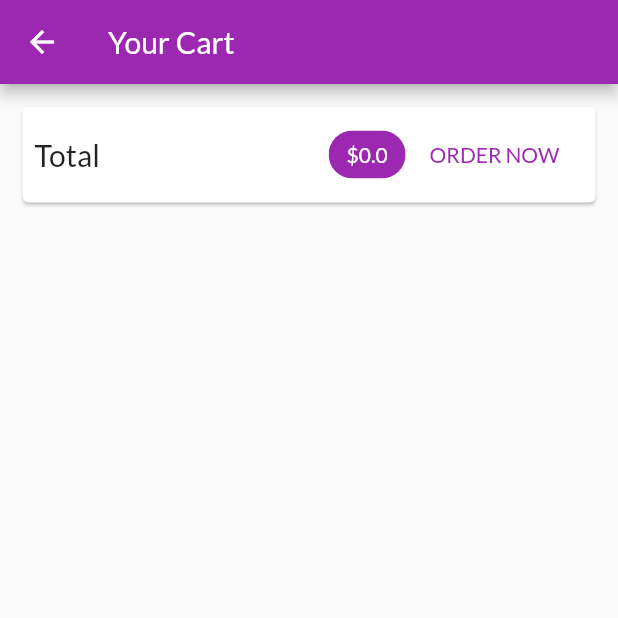
After one commit to viqizevic/belibarang, a Flutter app: the CartScreen screen opened by its route, on a phone screen of 412 x 824 dp, the top half of it. The commit adds this screen. Run offline on Flutter 3.47's test engine with Material 2 defaults, Android fonts, the phone set to English and light mode, and no system bars; network calls fail.

Commit message:
Add cart screen

```diff
--- a/lib/main.dart
+++ b/lib/main.dart
@@ -1,5 +1,6 @@
 import 'package:belibarang/models/cart.dart';
 import 'package:belibarang/models/products.dart';
+import 'package:belibarang/screens/cart_screen.dart';
 import 'package:belibarang/screens/product_detail_screen.dart';
 import 'package:belibarang/screens/products_overview_screen.dart';
 import 'package:flutter/material.dart';
@@ -29,6 +30,7 @@ class MyApp extends StatelessWidget {
         home: ProductsOverviewScreen(),
         routes: {
           ProductDetailScreen.id: (context) => ProductDetailScreen(),
+          CartScreen.id: (context) => CartScreen(),
         },
       ),
     );
--- a/lib/models/cart.dart
+++ b/lib/models/cart.dart
@@ -23,6 +23,14 @@ class Cart with ChangeNotifier {
 
   int get itemCount {
     return _items.length;
+  }
+
+  double get totalAmount {
+    double sum = 0.0;
+    _items.forEach((id, cartItem) {
+      sum += cartItem.quantity * cartItem.price;
+    });
+    return sum;
   }
 
   void addItem(
@@ -54,4 +62,9 @@ class Cart with ChangeNotifier {
     }
     notifyListeners();
   }
+
+  void removeItem(String productId) {
+    _items.remove(productId);
+    notifyListeners();
+  }
 }
--- /dev/null
+++ b/lib/screens/cart_screen.dart
@@ -0,0 +1,69 @@
+import 'package:belibarang/models/cart.dart';
+import 'package:belibarang/widgets/cart_card.dart';
+import 'package:flutter/material.dart';
+import 'package:provider/provider.dart';
+
+class CartScreen extends StatelessWidget {
+  static const String id = 'cart';
+
+  @override
+  Widget build(BuildContext context) {
+    final cart = Provider.of<Cart>(context);
+
+    return Scaffold(
+      appBar: AppBar(
+        title: Text('Your Cart'),
+      ),
+      body: Column(
+        children: <Widget>[
+          Card(
+            margin: EdgeInsets.all(15),
+            child: Padding(
+              padding: EdgeInsets.all(8),
+              child: Row(
+                mainAxisAlignment: MainAxisAlignment.spaceBetween,
+                children: <Widget>[
+                  Text(
+                    'Total',
+                    style: TextStyle(fontSize: 20),
+                  ),
+                  Spacer(),
+                  Chip(
+                    label: Text(
+                      '\$${cart.totalAmount}',
+                      style: TextStyle(
+                        color: Theme.of(context).primaryTextTheme.title.color,
+                      ),
+                    ),
+                    backgroundColor: Theme.of(context).primaryColor,
+                  ),
+                  FlatButton(
+                    child: Text('ORDER NOW'),
+                    onPressed: () {},
+                    textColor: Theme.of(context).primaryColor,
+                  )
+                ],
+              ),
+            ),
+          ),
+          SizedBox(height: 10),
+          Expanded(
+            child: ListView.builder(
+              itemBuilder: (ctx, i) {
+                CartItem item = cart.items.values.toList()[i];
+                return CartCard(
+                  id: item.id,
+                  productId: cart.items.keys.toList()[i],
+                  price: item.price,
+                  quantity: item.quantity,
+                  title: item.title,
+                );
+              },
+              itemCount: cart.items.length,
+            ),
+          )
+        ],
+      ),
+    );
+  }
+}
--- a/lib/screens/products_overview_screen.dart
+++ b/lib/screens/products_overview_screen.dart
@@ -1,4 +1,5 @@
 import 'package:belibarang/models/cart.dart';
+import 'package:belibarang/screens/cart_screen.dart';
 import 'package:belibarang/widgets/badge.dart';
 import 'package:belibarang/widgets/products_grid.dart';
 import 'package:flutter/material.dart';
@@ -54,7 +55,9 @@ class _ProductsOverviewScreenState extends State<ProductsOverviewScreen> {
               icon: Icon(
                 Icons.shopping_cart,
               ),
-              onPressed: () {},
+              onPressed: () {
+                Navigator.of(context).pushNamed(CartScreen.id);
+              },
             ),
           ),
         ],
```
Also changed, not shown: lib/widgets/cart_card.dart (added, +66 -0 lines).
